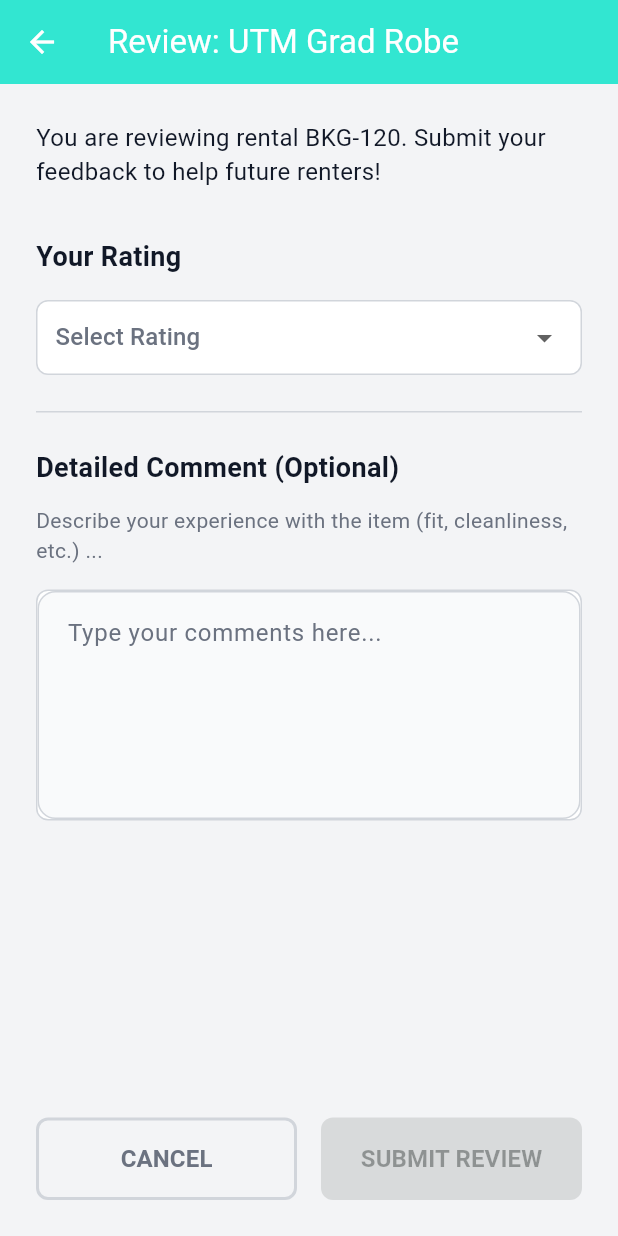
After one commit to SECJ3623-MAP-25261/map-group-project-mimo, a Flutter app: the ReviewRenteeScreen screen opened directly, on a phone screen of 412 x 824 dp. The commit adds this screen. Run offline on Flutter 3.47's test engine with Material 3 defaults, Android fonts, the phone set to English and light mode, and no system bars; our stand-ins replace cloud_firestore, firebase_auth, firebase_core, image_picker, permission_handler; accounts and stored records are empty; network calls fail.

Commit message:
hardcoded the review and history

```diff
--- a/lib/accounts/profile/screen/profile/view_activity.dart
+++ b/lib/accounts/profile/screen/profile/view_activity.dart
@@ -1,5 +1,5 @@
 import 'package:flutter/material.dart';
-import 'package:profile_managemenr/constants/app_colors.dart'; // ✅ Import your AppColors
+import 'package:profile_managemenr/constants/app_colors.dart';
 
 class ViewActivityPage extends StatelessWidget {
   const ViewActivityPage({super.key});
--- /dev/null
+++ b/lib/sprint2/ReviewRentee/reviewRentee.dart
@@ -0,0 +1,310 @@
+import 'package:flutter/material.dart';
+import '../../constants/app_colors.dart';
+
+class ReviewRenteeScreen extends StatefulWidget {
+  final String itemName;
+  final String bookingId;
+
+  const ReviewRenteeScreen({
+    super.key,
+    required this.itemName,
+    required this.bookingId,
+  });
+
+  @override
+  State<ReviewRenteeScreen> createState() => _ReviewRenteeScreenState();
+}
+
+class _ReviewRenteeScreenState extends State<ReviewRenteeScreen> {
+  int _selectedRating = 0;
+  final TextEditingController _commentController = TextEditingController();
+
+  final Map<int, String> _ratingOptions = {
+    1: '⭐ (Poor)',
+    2: '⭐⭐ (Fair)',
+    3: '⭐⭐⭐ (Average)',
+    4: '⭐⭐⭐⭐ (Good)',
+    5: '⭐⭐⭐⭐⭐ (Excellent)',
+  };
+
+  @override
+  Widget build(BuildContext context) {
+    return Scaffold(
+      backgroundColor: AppColors.lightBackground,
+      appBar: AppBar(
+        backgroundColor: AppColors.accentColor,
+        title: Text(
+          'Review: ${widget.itemName}',
+          style: const TextStyle(color: Colors.white),
+        ),
+        leading: IconButton(
+          icon: const Icon(Icons.arrow_back, color: Colors.white),
+          onPressed: () => Navigator.pop(context),
+        ),
+      ),
+      body: Padding(
+        padding: const EdgeInsets.all(24.0),
+        child: Column(
+          crossAxisAlignment: CrossAxisAlignment.start,
+          children: [
+            // Header Text
+            Text(
+              'You are reviewing rental ${widget.bookingId}. Submit your feedback to help future renters!',
+              style: const TextStyle(
+                fontSize: 16,
+                color: AppColors.lightTextColor,
+              ),
+            ),
+
+            const SizedBox(height: 32),
+
+            // Your Rating Section
+            const Text(
+              'Your Rating',
+              style: TextStyle(
+                fontSize: 18,
+                fontWeight: FontWeight.bold,
+                color: AppColors.lightTextColor,
+              ),
+            ),
+
+            const SizedBox(height: 16),
+
+            // Rating Dropdown
+            Container(
+              width: double.infinity,
+              padding: const EdgeInsets.symmetric(horizontal: 12),
+              decoration: BoxDecoration(
+                color: AppColors.lightCardBackground,
+                borderRadius: BorderRadius.circular(8),
+                border: Border.all(color: AppColors.lightBorderColor),
+              ),
+              child: DropdownButton<int>(
+                value: _selectedRating == 0 ? null : _selectedRating,
+                isExpanded: true,
+                underline: const SizedBox(), // Remove default underline
+                hint: const Text(
+                  'Select Rating',
+                  style: TextStyle(
+                    color: AppColors.lightHintColor,
+                  ),
+                ),
+                items: _ratingOptions.entries.map((entry) {
+                  return DropdownMenuItem<int>(
+                    value: entry.key,
+                    child: Text(
+                      entry.value,
+                      style: const TextStyle(
+                        color: AppColors.lightTextColor,
+                        fontSize: 16,
+                      ),
+                    ),
+                  );
+                }).toList(),
+                onChanged: (int? newValue) {
+                  setState(() {
+                    _selectedRating = newValue ?? 0;
+                  });
+                },
+              ),
+            ),
+
+            // Display selected rating description
+            if (_selectedRating > 0) ...[
+              const SizedBox(height: 16),
+              Container(
+                width: double.infinity,
+                padding: const EdgeInsets.all(12),
+                decoration: BoxDecoration(
+                  color: _getRatingColor(_selectedRating).withOpacity(0.1),
+                  borderRadius: BorderRadius.circular(8),
+                  border: Border.all(
+                    color: _getRatingColor(_selectedRating),
+                  ),
+                ),
+                child: Row(
+                  children: [
+                    Icon(
+                      Icons.star,
+                      color: _getRatingColor(_selectedRating),
+                      size: 20,
+                    ),
+                    const SizedBox(width: 8),
+                    Text(
+                      _ratingOptions[_selectedRating]!,
+                      style: TextStyle(
+                        color: _getRatingColor(_selectedRating),
+                        fontWeight: FontWeight.bold,
+                        fontSize: 16,
+                      ),
+                    ),
+                  ],
+                ),
+              ),
+            ],
+
+            const SizedBox(height: 24),
+            const Divider(height: 1, color: AppColors.lightBorderColor),
+            const SizedBox(height: 24),
+
+            // Detailed Comment Section
+            const Text(
+              'Detailed Comment (Optional)',
+              style: TextStyle(
+                fontSize: 18,
+                fontWeight: FontWeight.bold,
+                color: AppColors.lightTextColor,
+              ),
+            ),
+
+            const SizedBox(height: 12),
+
+            const Text(
+              'Describe your experience with the item (fit, cleanliness, etc.) ...',
+              style: TextStyle(
+                fontSize: 14,
+                color: AppColors.lightHintColor,
+              ),
+            ),
+
+            const SizedBox(height: 16),
+
+            // Comment Text Field
+            Container(
+              decoration: BoxDecoration(
+                color: AppColors.lightCardBackground,
+                borderRadius: BorderRadius.circular(8),
+                border: Border.all(color: AppColors.lightBorderColor),
+              ),
+              child: TextField(
+                controller: _commentController,
+                maxLines: 5,
+                decoration: const InputDecoration(
+                  border: InputBorder.none,
+                  contentPadding: EdgeInsets.all(16),
+                  hintText: 'Type your comments here...',
+                  hintStyle: TextStyle(
+                    color: AppColors.lightHintColor,
+                  ),
+                ),
+                style: const TextStyle(
+                  color: AppColors.lightTextColor,
+                ),
+              ),
+            ),
+
+            const Spacer(),
+
+            // Action Buttons
+            Row(
+              children: [
+                Expanded(
+                  child: OutlinedButton(
+                    onPressed: () {
+                      Navigator.pop(context);
+                    },
+                    style: OutlinedButton.styleFrom(
+                      padding: const EdgeInsets.symmetric(vertical: 16),
+                      side: const BorderSide(
+                        color: AppColors.lightBorderColor,
+                        width: 2,
+                      ),
+                      foregroundColor: AppColors.lightHintColor,
+                      shape: RoundedRectangleBorder(
+                        borderRadius: BorderRadius.circular(8),
+                      ),
+                    ),
+                    child: const Text(
+                      'CANCEL',
+                      style: TextStyle(
+                        fontWeight: FontWeight.bold,
+                        fontSize: 16,
+                      ),
+                    ),
+                  ),
+                ),
+                const SizedBox(width: 16),
+                Expanded(
+                  child: ElevatedButton(
+                    onPressed: _selectedRating > 0
+                        ? () {
+                            // Handle review submission
+                            _submitReview();
+                          }
+                        : null,
+                    style: ElevatedButton.styleFrom(
+                      backgroundColor: AppColors.accentColor,
+                      foregroundColor: Colors.white,
+                      padding: const EdgeInsets.symmetric(vertical: 16),
+                      shape: RoundedRectangleBorder(
+                        borderRadius: BorderRadius.circular(8),
+                      ),
+                      elevation: 4,
+                    ),
+                    child: const Text(
+                      'SUBMIT REVIEW',
+                      style: TextStyle(
+                        fontWeight: FontWeight.bold,
+                        fontSize: 16,
+                      ),
+                    ),
+                  ),
+                ),
+              ],
+            ),
+          ],
+        ),
+      ),
+    );
+  }
+
+  Color _getRatingColor(int rating) {
+    switch (rating) {
+      case 1:
+        return Colors.red; // Poor
+      case 2:
+        return Colors.orange; // Fair
+      case 3:
+        return Colors.yellow[700]!; // Average
+      case 4:
+        return Colors.lightGreen; // Good
+      case 5:
+        return Colors.green; // Excellent
+      default:
+        return AppColors.accentColor;
+    }
+  }
+
+  void _submitReview() {
+    // Handle review submission logic here
+    final reviewData = {
+      'itemName': widget.itemName,
+      'bookingId': widget.bookingId,
+      'rating': _selectedRating,
+      'ratingLabel': _ratingOptions[_selectedRating],
+      'comment': _commentController.text,
+    };
+
+    print('Review submitted: $reviewData'); // For debugging
+
+    // Show success message
+    ScaffoldMessenger.of(context).showSnackBar(
+      SnackBar(
+        content: Text('Review submitted for ${widget.itemName}'),
+        backgroundColor: Colors.green,
+        duration: const Duration(seconds: 2),
+      ),
+    );
+
+    // Navigate back after a short delay
+    Future.delayed(const Duration(milliseconds: 1500), () {
+      Navigator.pop(context);
+    });
+  }
+
+  @override
+  void dispose() {
+    _commentController.dispose();
+    super.dispose();
+  }
+}
```
Also changed, not shown: lib/accounts/profile/screen/profile/profile.dart (+5 -5 lines), lib/sprint2/HistoryRentee/historyRentee.dart (added, +321 -0 lines), lib/sprint2/History Rentee/historyRentee.dart (deleted), lib/sprint2/Review Rentee/reviewRentee.dart (deleted).
